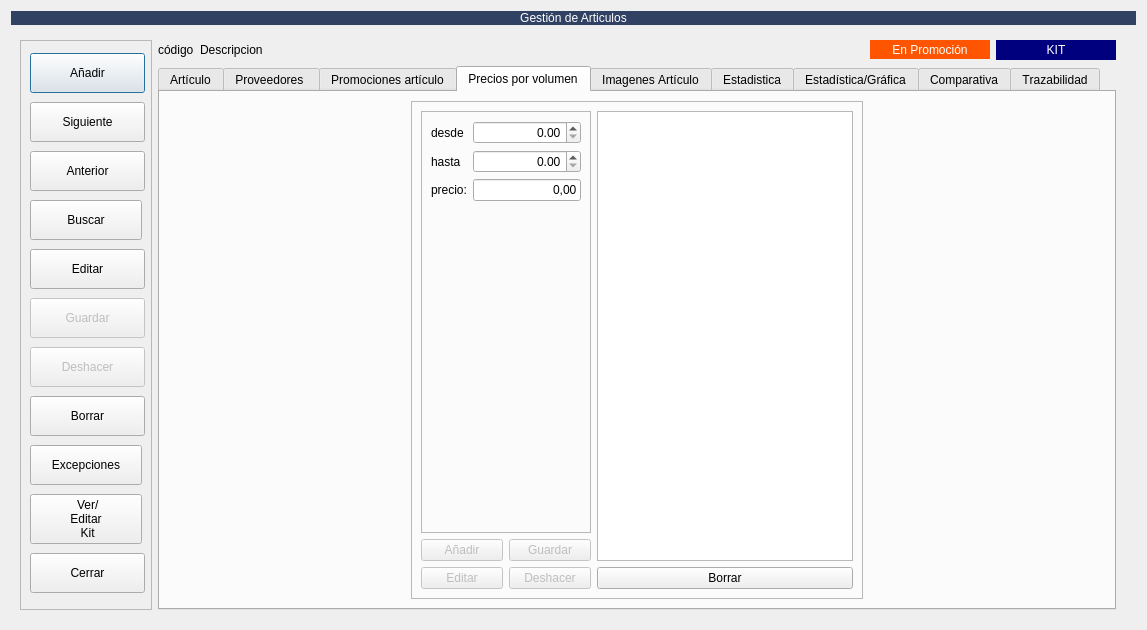
arcnexus/RedFoX, file Almacen/frmarticulos.ui: the form before one commit.
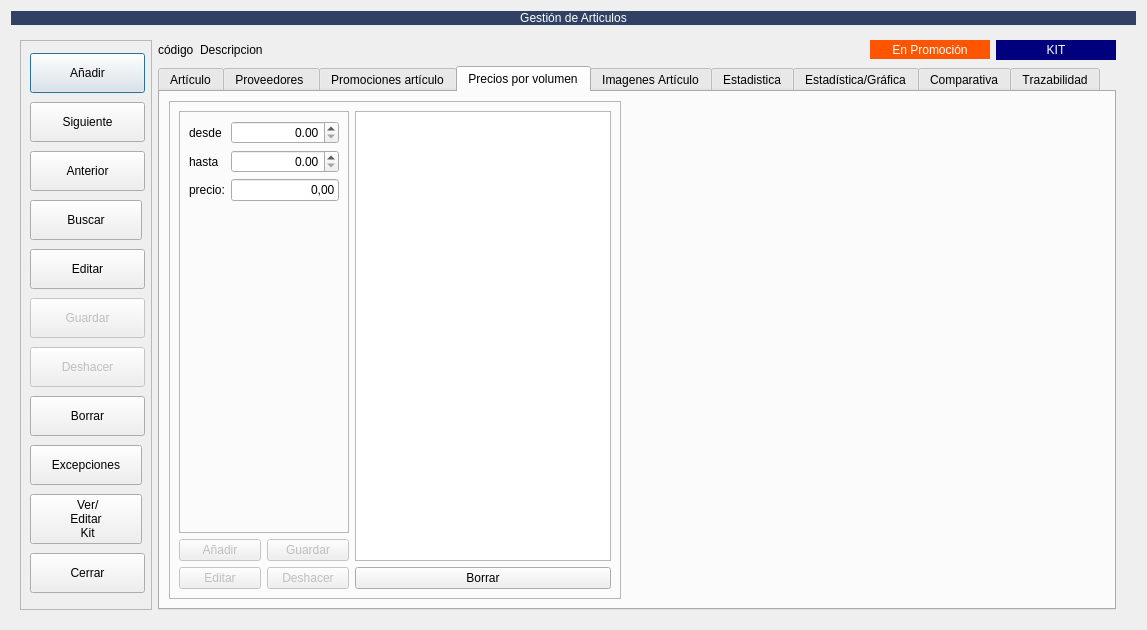
The form after the commit. The open tabs and pages were chosen to show the change. Icons and pictures are not drawn. Custom widgets are drawn as their Qt base class.

```diff
--- a/Almacen/frmarticulos.ui
+++ b/Almacen/frmarticulos.ui
@@ -2429,33 +2429,7 @@
            <string>Precios por volumen</string>
           </attribute>
           <layout class="QGridLayout" name="gridLayout_40">
-           <item row="0" column="3">
-            <spacer name="horizontalSpacer_10">
-             <property name="orientation">
-              <enum>Qt::Horizontal</enum>
-             </property>
-             <property name="sizeHint" stdset="0">
-              <size>
-               <width>218</width>
-               <height>20</height>
-              </size>
-             </property>
-            </spacer>
-           </item>
-           <item row="0" column="0">
-            <spacer name="horizontalSpacer_6">
-             <property name="orientation">
-              <enum>Qt::Horizontal</enum>
-             </property>
-             <property name="sizeHint" stdset="0">
-              <size>
-               <width>218</width>
-               <height>20</height>
-              </size>
-             </property>
-            </spacer>
-           </item>
-           <item row="0" column="1" colspan="2">
+           <item row="0" column="0" colspan="2">
             <widget class="QFrame" name="frame_3">
              <property name="frameShape">
               <enum>QFrame::StyledPanel</enum>
@@ -2626,6 +2600,19 @@
              </layout>
             </widget>
            </item>
+           <item row="0" column="2">
+            <spacer name="horizontalSpacer_10">
+             <property name="orientation">
+              <enum>Qt::Horizontal</enum>
+             </property>
+             <property name="sizeHint" stdset="0">
+              <size>
+               <width>218</width>
+               <height>20</height>
+              </size>
+             </property>
+            </spacer>
+           </item>
           </layout>
          </widget>
          <widget class="QWidget" name="tab_imagenes">
```
Left out of the diff: 100 changed lines with no effect on the pictures.
